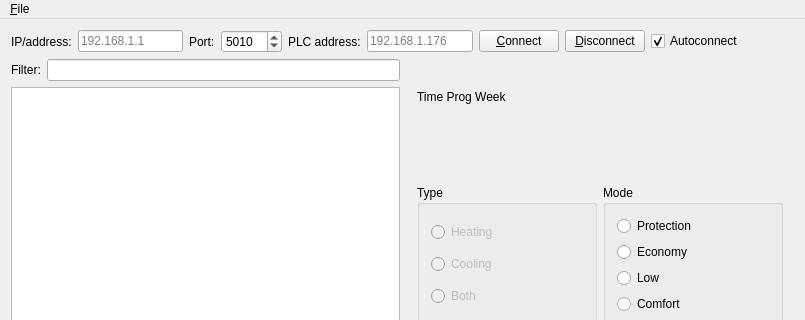
jirislaby/ifoxtrot-qt, file mainwindow.ui: the form before one commit; both pictures show x 0 to 805 and y 0 to 320 of the 805 by 705 pixel window.
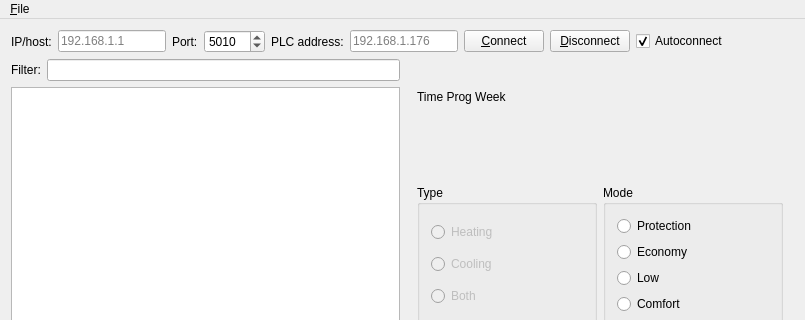
The form after the commit.

Commit message: longer timeout & IP label fix

The edit to the form file:
```diff
--- a/mainwindow.ui
+++ b/mainwindow.ui
@@ -20,7 +20,7 @@
       <item>
        <widget class="QLabel" name="labelAddr">
         <property name="text">
-         <string>IP/address:</string>
+         <string>IP/host:</string>
         </property>
        </widget>
       </item>
```
The commit also changes 2 other files.
